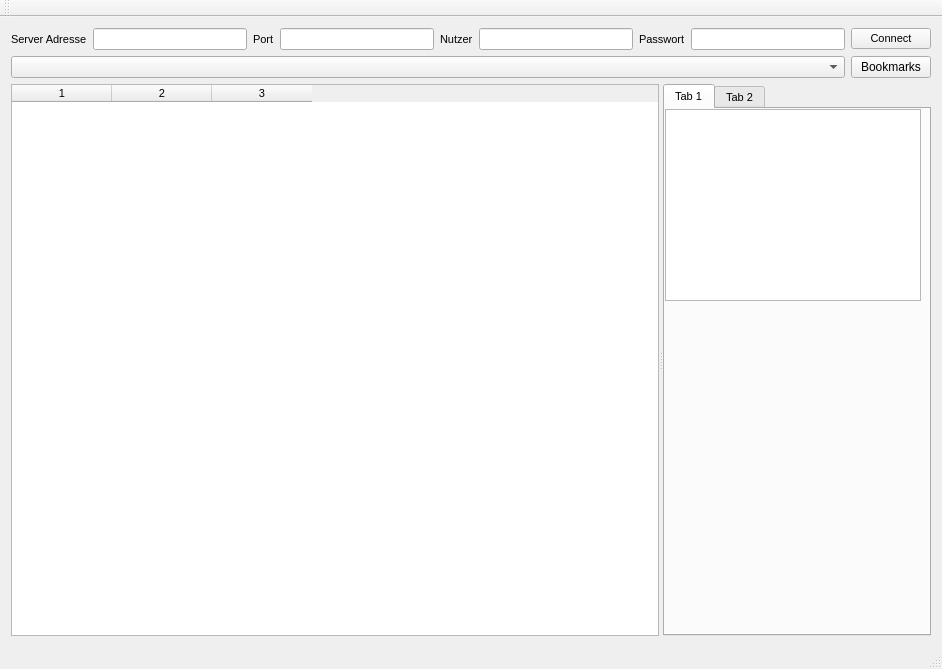
Old version of the form virshgui.ui in the repository SteveCharleston/virsh-gui.
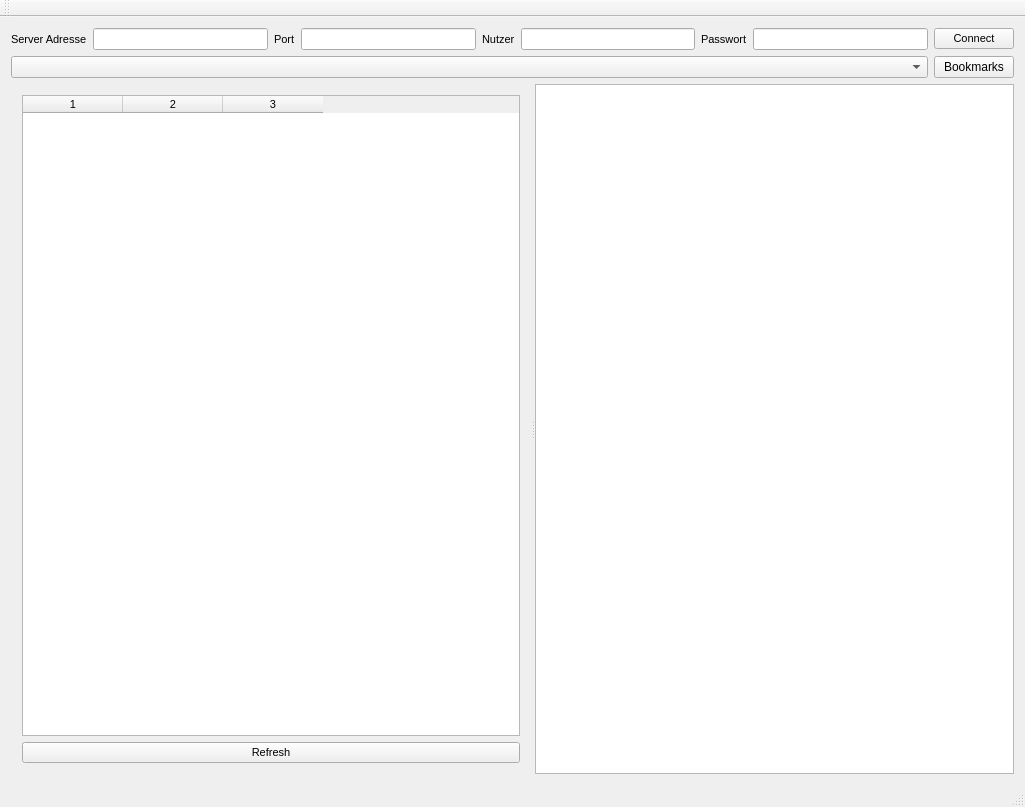
New version of the form.

Commit message: Refresh button, tinyxml2 submodule, vms dump their xmls now

```diff
--- a/virshgui.ui
+++ b/virshgui.ui
@@ -6,8 +6,8 @@
    <rect>
     <x>0</x>
     <y>0</y>
-    <width>942</width>
-    <height>669</height>
+    <width>1025</width>
+    <height>807</height>
    </rect>
   </property>
   <property name="windowTitle">
@@ -142,7 +142,7 @@
     <item>
      <widget class="QSplitter" name="splitter">
       <property name="sizePolicy">
-       <sizepolicy hsizetype="Minimum" vsizetype="Preferred">
+       <sizepolicy hsizetype="Preferred" vsizetype="Preferred">
         <horstretch>0</horstretch>
         <verstretch>0</verstretch>
        </sizepolicy>
@@ -155,6 +155,9 @@
       <property name="orientation">
        <enum>Qt::Horizontal</enum>
       </property>
+      <widget class="QWidget" name="verticalLayoutWidget">
+       <layout class="QVBoxLayout" name="vertivalTable">
+        <item>
       <widget class="QTableWidget" name="vmListTable">
        <property name="font">
         <font>
@@ -204,34 +207,17 @@
        <column/>
        <column/>
       </widget>
-      <widget class="QTabWidget" name="tabWidget">
-       <widget class="QWidget" name="tab">
-        <property name="sizePolicy">
-         <sizepolicy hsizetype="Expanding" vsizetype="Expanding">
-          <horstretch>0</horstretch>
-          <verstretch>0</verstretch>
-         </sizepolicy>
-        </property>
-        <attribute name="title">
-         <string>Tab 1</string>
-        </attribute>
-        <widget class="QTextBrowser" name="xmlDisplay">
-         <property name="geometry">
-          <rect>
-           <x>0</x>
-           <y>0</y>
-           <width>256</width>
-           <height>192</height>
-          </rect>
-         </property>
-        </widget>
-       </widget>
-       <widget class="QWidget" name="tab_2">
-        <attribute name="title">
-         <string>Tab 2</string>
-        </attribute>
-       </widget>
-      </widget>
+        </item>
+        <item>
+         <widget class="QPushButton" name="refreshVmList">
+          <property name="text">
+           <string>Refresh</string>
+          </property>
+         </widget>
+        </item>
+       </layout>
+      </widget>
+      <widget class="QTextBrowser" name="xmlDisplay"/>
      </widget>
     </item>
    </layout>
```
Left out of the diff: 2 changed lines with no effect on the pictures. Lines whose indentation alone changed are shown as unchanged. The commit also changes 6 other files.
